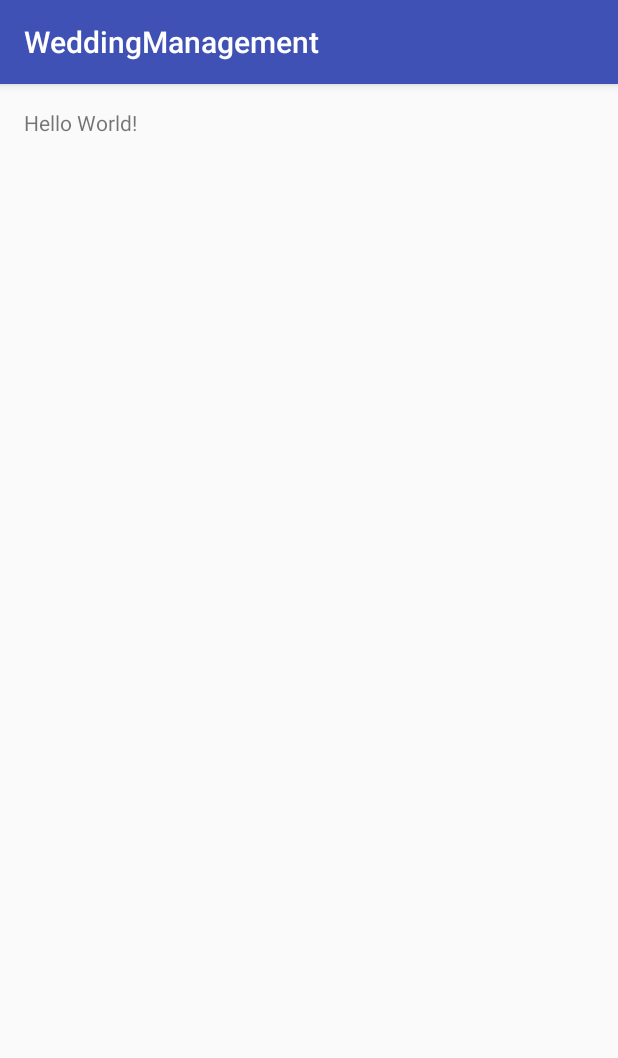
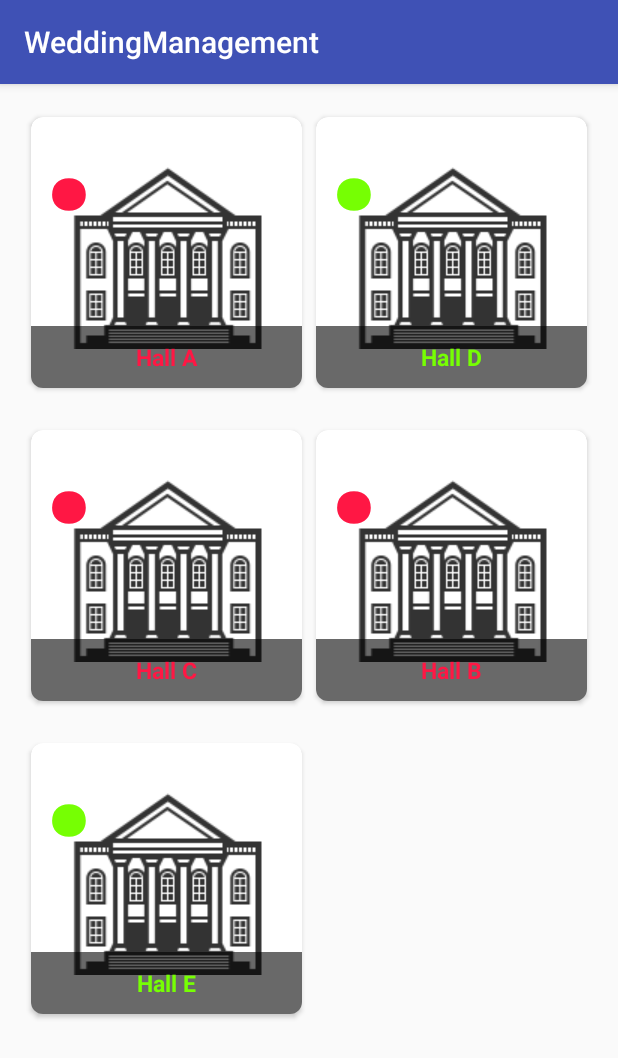
Before and after one commit to VuHoi/WeddingManagement, an Android app: the screen it shows after launch (HallsActivity), on a phone screen of 412 x 824 dp. Shown: the top 1058 px of the screen. Run offline under Robolectric (Android 15) with nearby library versions, the phone set to English and light mode, and no system bars.

Commit message:
new change

```diff
--- a/app/build.gradle
+++ b/app/build.gradle
@@ -25,5 +25,7 @@ dependencies {
         exclude group: 'com.android.support', module: 'support-annotations'
     })
     compile 'com.android.support:appcompat-v7:25.1.1'
+    compile 'com.android.support:recyclerview-v7:25.1.0'
+    compile 'com.android.support:cardview-v7:25.1.1'
     testCompile 'junit:junit:4.12'
 }
--- /dev/null
+++ b/app/src/main/java/adapter/RecyclerViewAdapter.java
@@ -0,0 +1,74 @@
+package adapter;
+
+import android.content.Context;
+import android.support.v7.widget.RecyclerView;
+import android.view.LayoutInflater;
+import android.view.View;
+import android.view.ViewGroup;
+import android.widget.TextView;
+
+import com.example.vukhachoi.weddingmanagement.R;
+
+import java.util.List;
+
+import hall.wedding.management.HallDetail;
+
+/**
+ * Created by Vu Khac Hoi on 2/27/2017.
+ */
+
+public class RecyclerViewAdapter extends RecyclerView.Adapter<RecyclerViewAdapter.DataViewHolde> {
+
+    private List<HallDetail> hallDetails;
+    private Context context;
+
+    public RecyclerViewAdapter(List<HallDetail> hallDetails, Context context) {
+        this.hallDetails = hallDetails;
+        this.context = context;
+    }
+
+    @Override
+    public DataViewHolde onCreateViewHolder(ViewGroup parent, int viewType) {
+        View Itemview;
+        switch (viewType)
+        {
+            case 1:
+                Itemview = LayoutInflater.from(parent.getContext()).inflate(R.layout.itemstop,parent,false);
+                break;
+            case 2:
+                Itemview = LayoutInflater.from(parent.getContext()).inflate(R.layout.item_active,parent,false);
+                break;
+            default:
+                Itemview = LayoutInflater.from(parent.getContext()).inflate(R.layout.itemstop,parent,false);
+                break;
+        }
+        return  new DataViewHolde(Itemview);
+    }
+
+
+
+    @Override
+    public void onBindViewHolder(DataViewHolde holder, int position) {
+      holder.txtTitle.setText(hallDetails.get(position).getNameHall());
+    }
+
+    @Override
+    public int getItemCount() {
+        return hallDetails==null ? 0:hallDetails.size();
+    }
+
+    @Override
+    public int getItemViewType(int position) {
+        if(hallDetails.get(position).isActive())
+            return 1;
+        else return 2;
+    }
+
+    public static class DataViewHolde extends RecyclerView.ViewHolder {
+        TextView txtTitle;
+        public DataViewHolde(View itemView) {
+            super(itemView);
+            txtTitle= (TextView) itemView.findViewById(R.id.txtTitle);
+        }
+    }
+}
--- a/app/src/main/java/com/example/vukhachoi/weddingmanagement/HallsActivity.java
+++ b/app/src/main/java/com/example/vukhachoi/weddingmanagement/HallsActivity.java
@@ -1,13 +1,72 @@
 package com.example.vukhachoi.weddingmanagement;
 
+import android.content.Context;
 import android.support.v7.app.AppCompatActivity;
 import android.os.Bundle;
+import android.support.v7.widget.GridLayoutManager;
+import android.support.v7.widget.LinearLayoutManager;
+import android.support.v7.widget.RecyclerView;
+
+import java.util.ArrayList;
+import java.util.List;
+
+import adapter.RecyclerViewAdapter;
+import hall.wedding.management.HallDetail;
 
 public class HallsActivity extends AppCompatActivity {
 
+    RecyclerView rcListHall;
     @Override
     protected void onCreate(Bundle savedInstanceState) {
         super.onCreate(savedInstanceState);
         setContentView(R.layout.activity_halls);
+     //   addData();
+        addControl();
+        addEvent();
+
+    }
+
+    private void addData() {
+
+//        Context context;
+//        RecyclerView.LayoutManager recyclerViewLayoutManager;
+//        List<Person> people = new ArrayList<>();
+//        people.add(new Person("Long", true));
+//        people.add(new Person("My", false));
+//        people.add(new Person("Duong", true));
+//        people.add(new Person("Duyen", false));
+//        people.add(new Person("Long", true));
+//        people.add(new Person("My", false));
+//        people.add(new Person("Duong", true));
+//        people.add(new Person("Duyen", false));
+//        context = getApplicationContext();
+//        rvItems = (RecyclerView) findViewById(R.id.rv_items);
+////        LinearLayoutManager layoutManager = new LinearLayoutManager(this, LinearLayoutManager.VERTICAL, false);
+//        recyclerViewLayoutManager=new GridLayoutManager(context, 2);
+//        rvItems.setLayoutManager(recyclerViewLayoutManager);
+//        rvItems.setHasFixedSize(true);
+//        rvItems.setAdapter(new RecyclerDataAdapter(MainActivity.this, people));
+    }
+
+
+    private void addEvent() {
+    }
+
+    private void addControl() {
+        Context context;
+        context = getApplicationContext();
+        RecyclerView.LayoutManager recyclerViewLayoutManager;
+        recyclerViewLayoutManager=new GridLayoutManager(context, 2);
+        List<HallDetail> hallDetail = new ArrayList<>();
+        hallDetail.add(new HallDetail("Hall A", true));
+        hallDetail.add(new HallDetail("Hall D", false));
+        hallDetail.add(new HallDetail("Hall C", true));
+        hallDetail.add(new HallDetail("Hall B", true));
+        hallDetail.add(new HallDetail("Hall E", false));
+        rcListHall= (RecyclerView) findViewById(R.id.rclListHall);
+       // LinearLayoutManager layoutManager = new LinearLayoutManager(this, LinearLayoutManager.VERTICAL, false);
+        rcListHall.setLayoutManager(recyclerViewLayoutManager);
+        rcListHall.setHasFixedSize(true);
+        rcListHall.setAdapter(new RecyclerViewAdapter( hallDetail,this));
     }
 }
--- /dev/null
+++ b/app/src/main/java/hall/wedding/management/HallDetail.java
@@ -0,0 +1,33 @@
+package hall.wedding.management;
+
+/**
+ * Created by Vu Khac Hoi on 2/27/2017.
+ */
+
+public class HallDetail {
+
+    private   String NameHall;
+    private  boolean IsActive;
+
+    public String getNameHall() {
+        return NameHall;
+    }
+
+    public void setNameHall(String nameHall) {
+        NameHall = nameHall;
+    }
+
+    public boolean isActive() {
+        return IsActive;
+    }
+
+    public void setActive(boolean active) {
+        IsActive = active;
+    }
+
+    public HallDetail(String nameHall, boolean isActive) {
+
+        NameHall = nameHall;
+        IsActive = isActive;
+    }
+}
--- a/app/src/main/res/layout/activity_halls.xml
+++ b/app/src/main/res/layout/activity_halls.xml
@@ -10,8 +10,16 @@
     android:paddingTop="@dimen/activity_vertical_margin"
     tools:context="com.example.vukhachoi.weddingmanagement.HallsActivity">
 
-    <TextView
-        android:layout_width="wrap_content"
-        android:layout_height="wrap_content"
-        android:text="Hello World!" />
+
+<android.support.v7.widget.RecyclerView
+    android:id="@+id/rclListHall"
+    android:layout_width="wrap_content"
+    android:layout_height="wrap_content"
+    >
+
+</android.support.v7.widget.RecyclerView>
+
+
+
+
 </RelativeLayout>
--- /dev/null
+++ b/app/src/main/res/layout/item_active.xml
@@ -0,0 +1,63 @@
+<?xml version="1.0" encoding="utf-8"?>
+<RelativeLayout xmlns:android="http://schemas.android.com/apk/res/android"
+    android:layout_width="match_parent"
+    android:layout_height="wrap_content"
+    android:weightSum="1"
+    android:id="@+id/cardLayout"
+    android:elevation="10dp"
+    android:orientation="vertical"
+    >
+    <android.support.v7.widget.CardView
+        android:layout_height="wrap_content"
+        android:layout_width="match_parent"
+        xmlns:card_view="http://schemas.android.com/apk/res-auto"
+        xmlns:android="http://schemas.android.com/apk/res/android"
+        android:id="@+id/card_view"
+        card_view:cardUseCompatPadding="true"
+        card_view:cardCornerRadius="8dp"
+        android:layout_marginBottom="16dp"
+
+        >
+        <FrameLayout
+            android:layout_width="match_parent"
+            android:layout_height="wrap_content"
+            android:layout_gravity="center"
+            android:orientation="vertical"
+            >
+            <ImageView
+                android:id="@+id/country_photo"
+                android:layout_width="match_parent"
+                android:layout_height="wrap_content"
+                android:src="@drawable/towhall"
+                android:adjustViewBounds="true"
+                android:scaleType="center"
+                />
+
+            <TextView
+                android:layout_width="match_parent"
+                android:layout_height="wrap_content"
+                android:textAppearance="?android:attr/textAppearanceLarge"
+
+                android:id="@+id/txtTitle"
+                android:textSize="15sp"
+                android:gravity="center_vertical"
+                android:textColor="#76FF03"
+                android:background="#96000000"
+                android:padding="10dp"
+                android:textStyle="bold"
+                android:layout_gravity="center|bottom"
+                android:textAlignment="center"
+
+                />
+            <TextView
+                android:layout_width="wrap_content"
+                android:layout_height="wrap_content"
+                android:layout_gravity="top|left"
+
+                android:layout_marginTop="-150dp"
+                android:textSize="200dp"
+                android:text="."
+                android:textColor="#76FF03"/>
+        </FrameLayout>
+    </android.support.v7.widget.CardView>
+</RelativeLayout>
--- /dev/null
+++ b/app/src/main/res/layout/itemstop.xml
@@ -0,0 +1,63 @@
+<?xml version="1.0" encoding="utf-8"?>
+<RelativeLayout xmlns:android="http://schemas.android.com/apk/res/android"
+    android:layout_width="match_parent"
+    android:layout_height="wrap_content"
+    android:weightSum="1"
+    android:id="@+id/cardLayout"
+    android:elevation="10dp"
+    android:orientation="vertical"
+    >
+    <android.support.v7.widget.CardView
+        android:layout_height="wrap_content"
+        android:layout_width="match_parent"
+        xmlns:card_view="http://schemas.android.com/apk/res-auto"
+        xmlns:android="http://schemas.android.com/apk/res/android"
+        android:id="@+id/card_view"
+        card_view:cardUseCompatPadding="true"
+        card_view:cardCornerRadius="8dp"
+        android:layout_marginBottom="16dp"
+
+        >
+        <FrameLayout
+            android:layout_width="match_parent"
+            android:layout_height="wrap_content"
+            android:layout_gravity="center"
+            android:orientation="vertical"
+            >
+            <ImageView
+                android:id="@+id/country_photo"
+                android:layout_width="match_parent"
+                android:layout_height="wrap_content"
+                android:src="@drawable/towhall"
+                android:adjustViewBounds="true"
+                android:scaleType="center"
+                />
+
+            <TextView
+                android:layout_width="match_parent"
+                android:layout_height="wrap_content"
+                android:textAppearance="?android:attr/textAppearanceLarge"
+
+                android:id="@+id/txtTitle"
+                android:textSize="15sp"
+                android:gravity="center_vertical"
+                android:textColor="#FF1744"
+                android:background="#96000000"
+                android:padding="10dp"
+                android:textStyle="bold"
+                android:layout_gravity="center|bottom"
+                android:textAlignment="center"
+
+                />
+            <TextView
+                android:layout_width="wrap_content"
+                android:layout_height="wrap_content"
+                android:layout_gravity="top|left"
+
+                android:layout_marginTop="-150dp"
+                android:textSize="200dp"
+                android:text="."
+                android:textColor="#FF1744"/>
+        </FrameLayout>
+    </android.support.v7.widget.CardView>
+</RelativeLayout>
```
Also changed, not shown: app/src/main/res/drawable/towhall.png (added).
